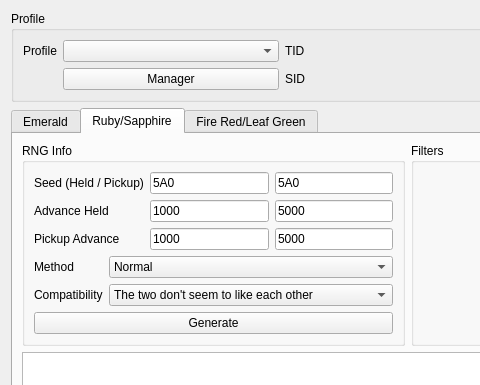
First picture: the form in Forms/Gen3/Eggs3.ui, repository Admiral-Fish/PokeFinder, before the edit; both pictures show x 0 to 480 and y 0 to 385 of the 1200 by 700 pixel window.
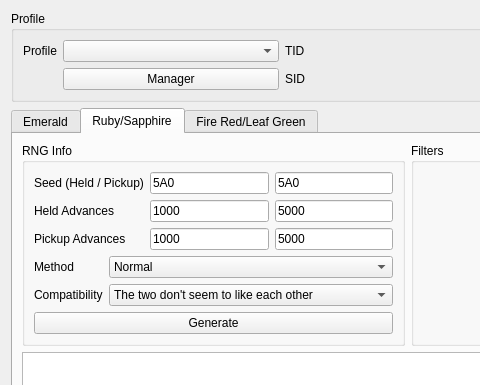
Second picture: the form after the edit. The open tabs and pages were chosen to show the change. Custom widgets are drawn as their Qt base class.

Diff of the .ui file:
```diff
--- a/Forms/Gen3/Eggs3.ui
+++ b/Forms/Gen3/Eggs3.ui
@@ -416,7 +416,7 @@
                </sizepolicy>
               </property>
               <property name="text">
-               <string>Advance Held</string>
+               <string>Held Advances</string>
               </property>
              </widget>
             </item>
@@ -443,7 +443,7 @@
                </sizepolicy>
               </property>
               <property name="text">
-               <string>Pickup Advance</string>
+               <string>Pickup Advances</string>
               </property>
              </widget>
             </item>
```
Left out of the diff: 4 changed lines with no effect on the pictures.
